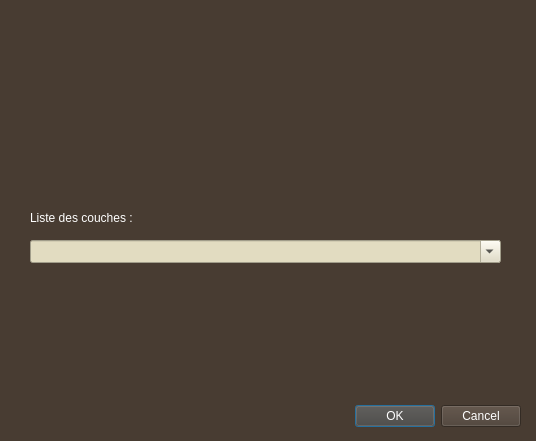
The window that myfirstplugin_dialog_base.ui (wulaurent/myfirstplugin) describes before a commit, drawn with Qt 5.
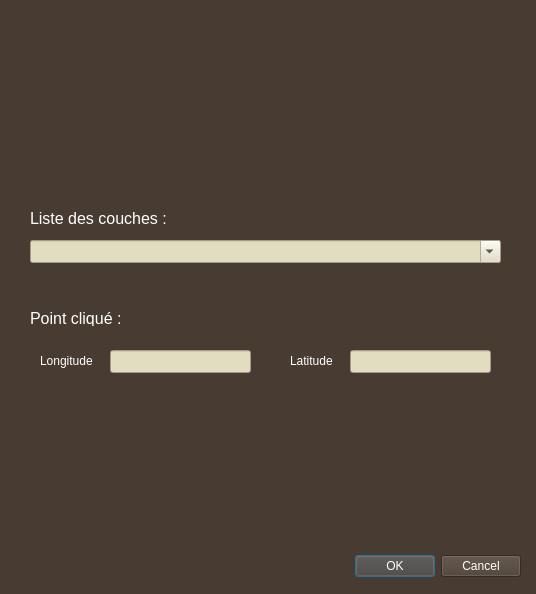
The same window after the commit. Icons and pictures are not drawn.

Commit message: feat(on-canvas-click): clique sur la carte pour obtenir les coordonnées correspondantes au point cliqué

Patch:
```diff
--- a/myfirstplugin_dialog_base.ui
+++ b/myfirstplugin_dialog_base.ui
@@ -10,7 +10,7 @@
     <x>0</x>
     <y>0</y>
     <width>536</width>
-    <height>441</height>
+    <height>594</height>
    </rect>
   </property>
   <property name="palette">
@@ -462,7 +462,7 @@
    <property name="geometry">
     <rect>
      <x>180</x>
-     <y>400</y>
+     <y>550</y>
      <width>341</width>
      <height>32</height>
     </rect>
@@ -925,6 +925,11 @@
      </disabled>
     </palette>
    </property>
+   <property name="font">
+    <font>
+     <pointsize>12</pointsize>
+    </font>
+   </property>
    <property name="text">
     <string>Liste des couches :</string>
    </property>
@@ -974,6 +979,78 @@
     <bool>true</bool>
    </property>
   </widget>
+  <widget class="QLabel" name="clicked_point">
+   <property name="geometry">
+    <rect>
+     <x>30</x>
+     <y>310</y>
+     <width>211</width>
+     <height>16</height>
+    </rect>
+   </property>
+   <property name="font">
+    <font>
+     <pointsize>12</pointsize>
+    </font>
+   </property>
+   <property name="text">
+    <string>Point cliqué :</string>
+   </property>
+  </widget>
+  <widget class="QLineEdit" name="longitude_point">
+   <property name="geometry">
+    <rect>
+     <x>110</x>
+     <y>350</y>
+     <width>141</width>
+     <height>23</height>
+    </rect>
+   </property>
+   <property name="styleSheet">
+    <string notr="true">background-color: rgb(226, 220, 193);
+color: rgb(0, 0, 0);</string>
+   </property>
+  </widget>
+  <widget class="QLabel" name="longitude_label">
+   <property name="geometry">
+    <rect>
+     <x>40</x>
+     <y>350</y>
+     <width>61</width>
+     <height>21</height>
+    </rect>
+   </property>
+   <property name="text">
+    <string>Longitude</string>
+   </property>
+  </widget>
+  <widget class="QLineEdit" name="latitude_point">
+   <property name="geometry">
+    <rect>
+     <x>350</x>
+     <y>350</y>
+     <width>141</width>
+     <height>23</height>
+    </rect>
+   </property>
+   <property name="styleSheet">
+    <string notr="true">background-color: rgb(226, 220, 193);
+color: rgb(0, 0, 0);</string>
+   </property>
+  </widget>
+  <widget class="QLabel" name="latitude_label">
+   <property name="geometry">
+    <rect>
+     <x>290</x>
+     <y>350</y>
+     <width>61</width>
+     <height>21</height>
+    </rect>
+   </property>
+   <property name="text">
+    <string>Latitude</string>
+   </property>
+  </widget>
  </widget>
  <resources/>
  <connections>
```
The commit also changes 1 other file.
